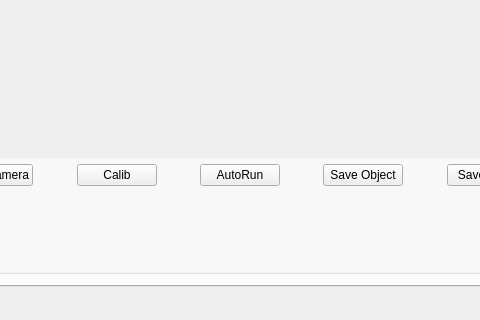
Old version of the form mainwindow.ui in the repository darkdragon276/ROBOT_5DOF_GUI; both pictures show x 126 to 606 and y 406 to 726 of the 1149 by 726 pixel window.
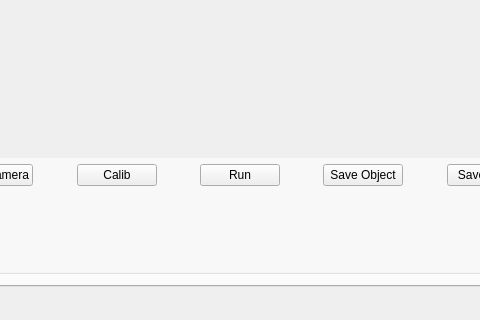
New version of the form. Custom widgets are drawn as their Qt base class.

Patch:
```diff
--- a/mainwindow.ui
+++ b/mainwindow.ui
@@ -775,7 +775,7 @@
              <item>
               <widget class="QPushButton" name="pushButton_Run">
                <property name="text">
-                <string>AutoRun</string>
+                <string>Run</string>
                </property>
               </widget>
              </item>
```
Left out of the diff: 2 changed lines with no effect on the pictures.
